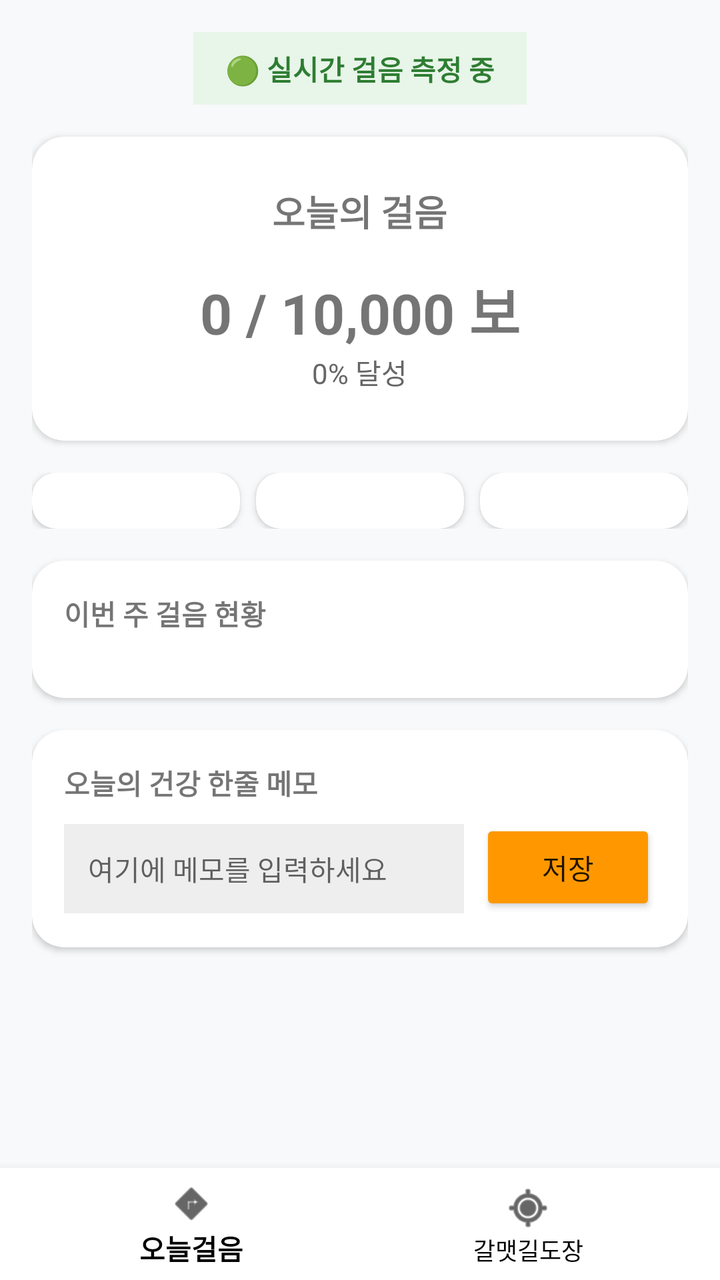
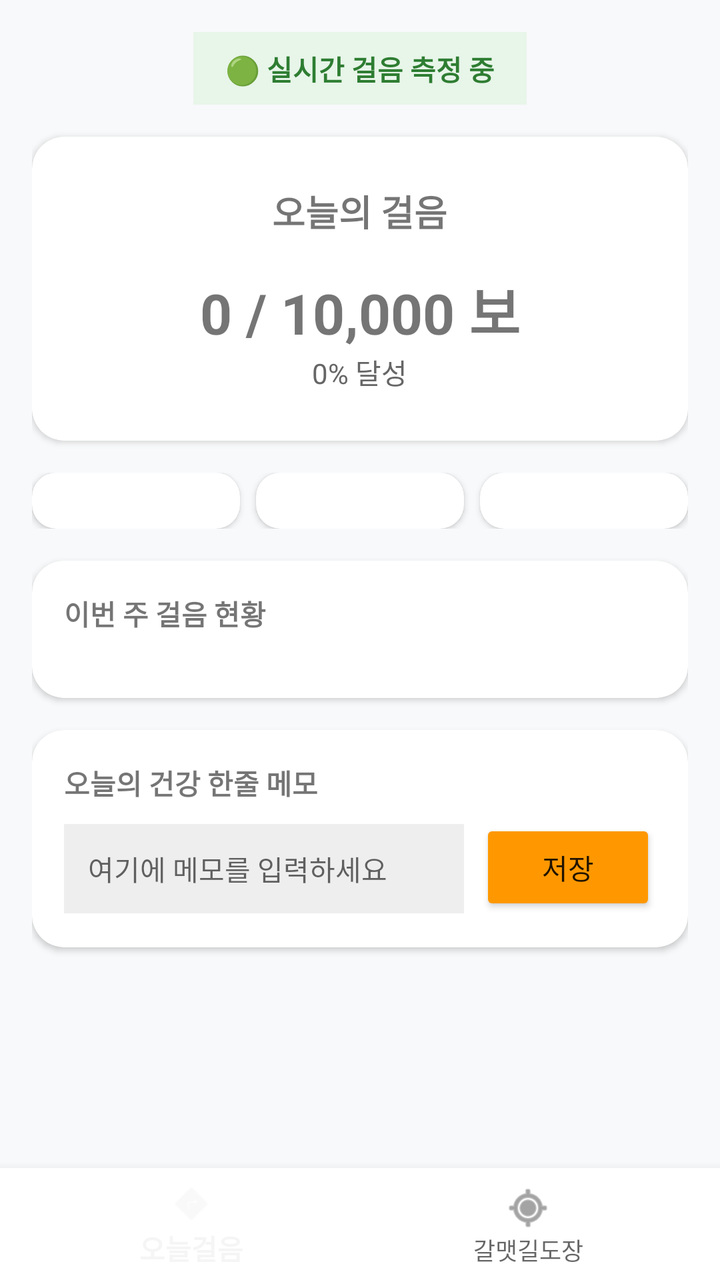

The first picture is an Android layout as it rendered before a commit; the second is the same layout after the commit. The layout source and the unified diff follow.
<!-- AndroidManifest.xml: application theme Theme.AppCompat.Light.NoActionBar -->
<!-- res/layout/activity_main.xml -->
<?xml version="1.0" encoding="utf-8"?>
<androidx.constraintlayout.widget.ConstraintLayout 
    xmlns:android="http://schemas.android.com/apk/res/android"
    xmlns:app="http://schemas.android.com/apk/res-auto"
    android:layout_width="match_parent"
    android:layout_height="match_parent"
    android:background="#F8F9FA">

    <ScrollView
        android:layout_width="match_parent"
        android:layout_height="0dp"
        app:layout_constraintTop_toTopOf="parent"
        app:layout_constraintBottom_toTopOf="@id/bottom_navigation">

        <LinearLayout
            android:layout_width="match_parent"
            android:layout_height="wrap_content"
            android:orientation="vertical"
            android:padding="16dp">

            
            <TextView
                android:layout_width="wrap_content"
                android:layout_height="wrap_content"
                android:layout_gravity="center"
                android:background="#E8F5E9"
                android:paddingHorizontal="16dp"
                android:paddingVertical="8dp"
                android:text="🟢 실시간 걸음 측정 중"
                android:textColor="#2E7D32"
                android:textStyle="bold" />

            
            <androidx.cardview.widget.CardView
                android:layout_width="match_parent"
                android:layout_height="wrap_content"
                android:layout_marginTop="16dp"
                app:cardCornerRadius="16dp"
                app:cardElevation="2dp">
                <LinearLayout
                    android:layout_width="match_parent"
                    android:layout_height="wrap_content"
                    android:gravity="center"
                    android:orientation="vertical"
                    android:padding="24dp">
                    <TextView
                        android:layout_width="wrap_content"
                        android:layout_height="wrap_content"
                        android:text="오늘의 걸음"
                        android:textSize="18sp"
                        android:textStyle="bold" />
                    <TextView
                        android:id="@+id/tvStepCountMain"
                        android:layout_width="wrap_content"
                        android:layout_height="wrap_content"
                        android:layout_marginTop="16dp"
                        android:text="0 / 10,000 보"
                        android:textSize="28sp"
                        android:textStyle="bold" />
                    <TextView
                        android:id="@+id/tvStepPercent"
                        android:layout_width="wrap_content"
                        android:layout_height="wrap_content"
                        android:text="0% 달성"
                        android:textColor="#666666" />
                </LinearLayout>
            </androidx.cardview.widget.CardView>

            
            <LinearLayout
                android:layout_width="match_parent"
                android:layout_height="wrap_content"
                android:layout_marginTop="16dp"
                android:orientation="horizontal"
                android:weightSum="3">
                <androidx.cardview.widget.CardView
                    android:layout_width="0dp"
                    android:layout_height="wrap_content"
                    android:layout_marginEnd="4dp"
                    android:layout_weight="1"
                    app:cardCornerRadius="12dp">
                    <LinearLayout
                        android:layout_width="match_parent"
                        android:layout_height="wrap_content"
                        android:gravity="center"
                        android:orientation="vertical"
                        android:padding="12dp">
                        <TextView android:text="👟 이동 거리" android:textSize="12sp" />
                        <TextView android:id="@+id/tvDistance" android:text="0.0 km" android:textStyle="bold" android:layout_marginTop="4dp"/>
                    </LinearLayout>
                </androidx.cardview.widget.CardView>
                <androidx.cardview.widget.CardView
                    android:layout_width="0dp"
                    android:layout_height="wrap_content"
                    android:layout_marginHorizontal="4dp"
                    android:layout_weight="1"
                    app:cardCornerRadius="12dp">
                    <LinearLayout
                        android:layout_width="match_parent"
                        android:layout_height="wrap_content"
                        android:gravity="center"
                        android:orientation="vertical"
                        android:padding="12dp">
                        <TextView android:text="🔥 소모 열량" android:textSize="12sp" />
                        <TextView android:id="@+id/tvCalories" android:text="0 kcal" android:textStyle="bold" android:layout_marginTop="4dp"/>
                    </LinearLayout>
                </androidx.cardview.widget.CardView>
                <androidx.cardview.widget.CardView
                    android:layout_width="0dp"
                    android:layout_height="wrap_content"
                    android:layout_marginStart="4dp"
                    android:layout_weight="1"
                    app:cardCornerRadius="12dp">
                    <LinearLayout
                        android:id="@+id/btnSetGoal"
                        android:layout_width="match_parent"
                        android:layout_height="wrap_content"
                        android:gravity="center"
                        android:orientation="vertical"
                        android:padding="12dp"
                        android:background="?attr/selectableItemBackground">
                        <TextView android:text="⚙️ 목표 설정" android:textSize="12sp" />
                        <TextView android:id="@+id/tvGoalSteps" android:text="10000보" android:textStyle="bold" android:layout_marginTop="4dp"/>
                    </LinearLayout>
                </androidx.cardview.widget.CardView>
            </LinearLayout>

            
            <androidx.cardview.widget.CardView
                android:layout_width="match_parent"
                android:layout_height="wrap_content"
                android:layout_marginTop="16dp"
                app:cardCornerRadius="16dp">
                <LinearLayout
                    android:layout_width="match_parent"
                    android:layout_height="wrap_content"
                    android:orientation="vertical"
                    android:padding="16dp">
                    <TextView
                        android:layout_width="wrap_content"
                        android:layout_height="wrap_content"
                        android:text="이번 주 걸음 현황"
                        android:textStyle="bold" />
                    
                    <LinearLayout
                        android:id="@+id/layoutWeeklyChart"
                        android:layout_width="match_parent"
                        android:layout_height="wrap_content"
                        android:layout_marginTop="16dp"
                        android:orientation="horizontal"
                        android:weightSum="7">
                        
                    </LinearLayout>
                </LinearLayout>
            </androidx.cardview.widget.CardView>

            
            <androidx.cardview.widget.CardView
                android:layout_width="match_parent"
                android:layout_height="wrap_content"
                android:layout_marginTop="16dp"
                android:layout_marginBottom="16dp"
                app:cardCornerRadius="16dp">
                <LinearLayout
                    android:layout_width="match_parent"
                    android:layout_height="wrap_content"
                    android:orientation="vertical"
                    android:padding="16dp">
                    <TextView
                        android:layout_width="wrap_content"
                        android:layout_height="wrap_content"
                        android:text="오늘의 건강 한줄 메모"
                        android:textStyle="bold" />
                    <LinearLayout
                        android:layout_width="match_parent"
                        android:layout_height="wrap_content"
                        android:layout_marginTop="8dp"
                        android:orientation="horizontal">
                        <EditText
                            android:id="@+id/etMemo"
                            android:layout_width="0dp"
                            android:layout_height="wrap_content"
                            android:layout_weight="1"
                            android:background="#EEEEEE"
                            android:hint="여기에 메모를 입력하세요"
                            android:padding="12dp"
                            android:textSize="14sp" />
                        <Button
                            android:id="@+id/btnSaveMemo"
                            android:layout_width="wrap_content"
                            android:layout_height="wrap_content"
                            android:layout_marginStart="8dp"
                            android:backgroundTint="#FF9800"
                            android:text="저장" />
                    </LinearLayout>
                </LinearLayout>
            </androidx.cardview.widget.CardView>
        </LinearLayout>
    </ScrollView>

    
    <com.google.android.material.bottomnavigation.BottomNavigationView
        android:id="@+id/bottom_navigation"
        android:layout_width="match_parent"
        android:layout_height="wrap_content"
        app:layout_constraintBottom_toBottomOf="parent"
        app:menu="@menu/bottom_nav_menu"
        android:background="@android:color/white"
        app:itemIconTint="@android:color/black"
        app:itemTextColor="@android:color/black" />
    </androidx.constraintlayout.widget.ConstraintLayout>
<!-- resources referenced by this layout -->
<resources>

</resources>

<!-- the commit's change to res/layout/activity_main.xml (unified diff, before → after) -->
@@ -10,7 +10,9 @@
         android:layout_width="match_parent"
         android:layout_height="0dp"
         app:layout_constraintTop_toTopOf="parent"
-        app:layout_constraintBottom_toTopOf="@id/bottom_navigation">
+        app:layout_constraintBottom_toTopOf="@id/bottom_navigation"
+        app:layout_constraintStart_toStartOf="parent"
+        app:layout_constraintEnd_toEndOf="parent">
 
         <LinearLayout
             android:layout_width="match_parent"
@@ -117,8 +119,7 @@
                         android:layout_height="wrap_content"
                         android:gravity="center"
                         android:orientation="vertical"
-                        android:padding="12dp"
-                        android:background="?attr/selectableItemBackground">
+                        android:padding="12dp">
                         <TextView android:text="⚙️ 목표 설정" android:textSize="12sp" />
                         <TextView android:id="@+id/tvGoalSteps" android:text="10000보" android:textStyle="bold" android:layout_marginTop="4dp"/>
                     </LinearLayout>
@@ -141,7 +142,6 @@
                         android:layout_height="wrap_content"
                         android:text="이번 주 걸음 현황"
                         android:textStyle="bold" />
-                    
                     <LinearLayout
                         android:id="@+id/layoutWeeklyChart"
                         android:layout_width="match_parent"
@@ -149,7 +149,6 @@
                         android:layout_marginTop="16dp"
                         android:orientation="horizontal"
                         android:weightSum="7">
-                        
                     </LinearLayout>
                 </LinearLayout>
             </androidx.cardview.widget.CardView>
@@ -204,8 +203,9 @@
         android:layout_width="match_parent"
         android:layout_height="wrap_content"
         app:layout_constraintBottom_toBottomOf="parent"
+        app:layout_constraintStart_toStartOf="parent"
+        app:layout_constraintEnd_toEndOf="parent"
         app:menu="@menu/bottom_nav_menu"
-        android:background="@android:color/white"
-        app:itemIconTint="@android:color/black"
-        app:itemTextColor="@android:color/black" />
-    </androidx.constraintlayout.widget.ConstraintLayout>
+        android:background="@android:color/white" />
+
+</androidx.constraintlayout.widget.ConstraintLayout>
